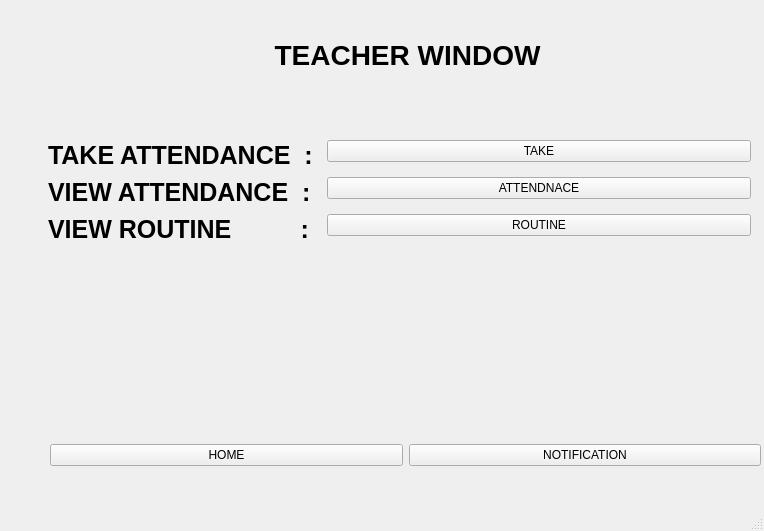
Qt form teacherwindow.ui (Shasank12345/QT_PROJECT) before a commit.
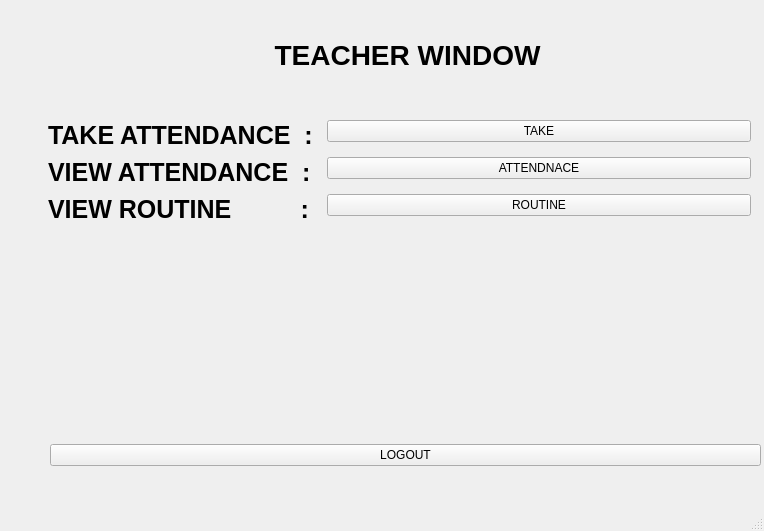
The same form after that commit. Icons and pictures are not drawn.

```diff
--- a/teacherwindow.ui
+++ b/teacherwindow.ui
@@ -53,7 +53,7 @@
     <property name="geometry">
      <rect>
       <x>40</x>
-      <y>140</y>
+      <y>120</y>
       <width>711</width>
       <height>279</height>
      </rect>
@@ -213,17 +213,7 @@
         <string notr="true">color: rgb(0, 0, 0);</string>
        </property>
        <property name="text">
-        <string>HOME</string>
-       </property>
-      </widget>
-     </item>
-     <item>
-      <widget class="QPushButton" name="pushButton_4">
-       <property name="styleSheet">
-        <string notr="true">color: rgb(0, 0, 0);</string>
-       </property>
-       <property name="text">
-        <string>NOTIFICATION</string>
+        <string>LOGOUT</string>
        </property>
       </widget>
      </item>
```
Left out of the diff: 6 changed lines with no effect on the pictures.
